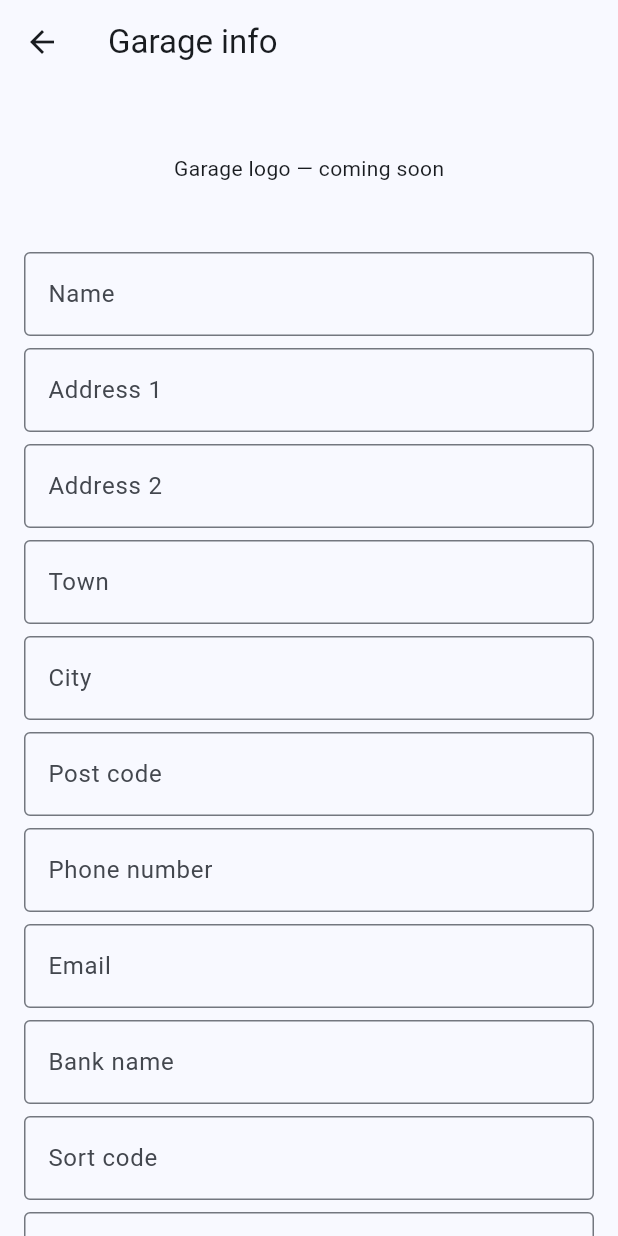
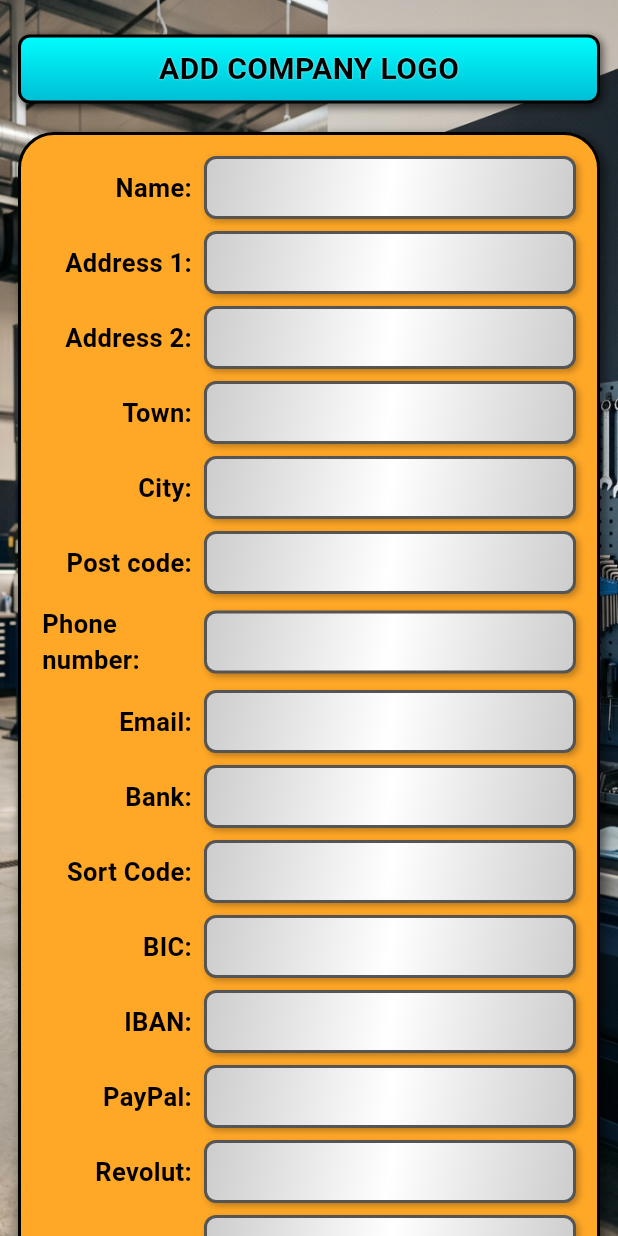
Before and after one commit to robkemazas/pgm, a Flutter app: the GarageInfoScreen screen opened directly, on a phone screen of 412 x 824 dp. Run offline on Flutter 3.47's test engine with Material 3 defaults, Android fonts, the phone set to English and light mode, and no system bars; our stand-ins replace drift, drift_flutter; accounts and stored records are empty; generated files the repository leaves out were written again.

Commit message:
Style Garage Info screen to match Android layout

```diff
--- a/lib/screens/garage_info_screen.dart
+++ b/lib/screens/garage_info_screen.dart
@@ -24,8 +24,8 @@ class _GarageInfoScreenState extends State<GarageInfoScreen> {
     _FieldDef('postCode', 'Post code'),
     _FieldDef('phone', 'Phone number'),
     _FieldDef('email', 'Email'),
-    _FieldDef('bankName', 'Bank name'),
-    _FieldDef('sortCode', 'Sort code'),
+    _FieldDef('bankName', 'Bank'),
+    _FieldDef('sortCode', 'Sort Code'),
     _FieldDef('bic', 'BIC'),
     _FieldDef('iban', 'IBAN'),
     _FieldDef('paypal', 'PayPal'),
@@ -120,76 +120,32 @@ class _GarageInfoScreenState extends State<GarageInfoScreen> {
   @override
   Widget build(BuildContext context) {
     return Scaffold(
-      appBar: AppBar(title: const Text('Garage info')),
-      body: Center(
+      backgroundColor: Colors.transparent,
+      body: Stack(
+        fit: StackFit.expand,
+        children: [
+          Image.asset(
+            'assets/images/garage_workshop.png',
+            fit: BoxFit.cover,
+          ),
+          SafeArea(
+            child: Center(
               child: ConstrainedBox(
                 constraints: const BoxConstraints(maxWidth: 500),
                 child: SingleChildScrollView(
-            padding: const EdgeInsets.all(16),
+                  padding: const EdgeInsets.symmetric(horizontal: 12, vertical: 16),
                   child: Column(
                     children: [
-                const _LogoPlaceholder(),
+                      _buildTopBar(),
+                      const SizedBox(height: 12),
+                      _buildAmberForm(),
+                      const SizedBox(height: 24),
+                      _buildBottomButtons(),
                       const SizedBox(height: 16),
-                ..._fieldDefs.map((f) => _buildField(f)),
-                const SizedBox(height: 8),
-                _buildTaxVatRow(),
-                _buildRegNoField(),
-                const SizedBox(height: 24),
-                Row(
-                  mainAxisAlignment: MainAxisAlignment.spaceEvenly,
-                  children: [
-                    ElevatedButton(
-                      onPressed: _save,
-                      child: const Text('Save'),
-                    ),
-                    ElevatedButton(
-                      onPressed: _clear,
-                      child: const Text('Clear'),
-                    ),
-                  ],
-                ),
-                const SizedBox(height: 24),
                     ],
                   ),
                 ),
               ),
-      ),
-    );
-  }
-
-  Widget _buildField(_FieldDef f) {
-    return Padding(
-      padding: const EdgeInsets.only(bottom: 8),
-      child: TextField(
-        controller: _controllers[f.key],
-        decoration: InputDecoration(
-          labelText: f.label,
-          border: const OutlineInputBorder(),
-        ),
-      ),
-    );
-  }
-
-  Widget _buildTaxVatRow() {
-    return widgets.RadioGroup<String>(
-      groupValue: _regType,
-      onChanged: (v) {
-        if (v != null) setState(() => _regType = v);
-      },
-      child: Row(
-        children: [
-          Expanded(
-            child: ListTile(
-              contentPadding: EdgeInsets.zero,
-              leading: const Radio<String>(value: 'tax'),
-              title: const Text('Tax'),
-            ),
-          ),
-          Expanded(
-            child: ListTile(
-              contentPadding: EdgeInsets.zero,
-              leading: const Radio<String>(value: 'vat'),
-              title: const Text('VAT'),
             ),
           ),
         ],
@@ -197,16 +153,200 @@ class _GarageInfoScreenState extends State<GarageInfoScreen> {
     );
   }
 
-  Widget _buildRegNoField() {
+  Widget _buildTopBar() {
+    return SizedBox(
+      height: 60,
+      child: Stack(
+        children: [
+          Align(
+            alignment: Alignment.centerLeft,
+            child: GestureDetector(
+              onTap: () => Navigator.pop(context),
+              child: Container(
+                width: 50,
+                height: 40,
+                decoration: _metallicDecoration(radius: 8),
+                child: const Icon(Icons.arrow_back, color: Colors.black),
+              ),
+            ),
+          ),
+          Center(
+            child: GestureDetector(
+              onTap: () {
+                ScaffoldMessenger.of(context).showSnackBar(
+                  const SnackBar(content: Text('Logo picker not implemented yet')),
+                );
+              },
+              child: Container(
+                height: 46,
+                padding: const EdgeInsets.symmetric(horizontal: 16),
+                decoration: _cyanDecoration(),
+                child: const Center(
+                  child: Text(
+                    'ADD COMPANY LOGO',
+                    style: TextStyle(
+                      color: Colors.black,
+                      fontSize: 20,
+                      fontWeight: FontWeight.bold,
+                      shadows: [Shadow(color: Colors.white70, blurRadius: 1)],
+                    ),
+                  ),
+                ),
+              ),
+            ),
+          ),
+        ],
+      ),
+    );
+  }
+
+  Widget _buildAmberForm() {
+    return Container(
+      width: double.infinity,
+      padding: const EdgeInsets.all(14),
+      decoration: BoxDecoration(
+        color: const Color(0xFFFFA726),
+        borderRadius: BorderRadius.circular(24),
+        border: Border.all(color: Colors.black, width: 2),
+        boxShadow: const [
+          BoxShadow(color: Colors.black54, blurRadius: 6, offset: Offset(3, 3)),
+        ],
+      ),
+      child: Column(
+        crossAxisAlignment: CrossAxisAlignment.stretch,
+        children: [
+          ..._fieldDefs.map((f) => _buildInfoRow(f.label, _controllers[f.key]!)),
+          widgets.RadioGroup<String>(
+            groupValue: _regType,
+            onChanged: (v) {
+              if (v != null) setState(() => _regType = v);
+            },
+            child: Column(
+              children: [
+                _buildRadioRow('VAT reg. no.', 'vat'),
+                _buildRadioRow('TAX reg. no.', 'tax'),
+              ],
+            ),
+          ),
+        ],
+      ),
+    );
+  }
+
+  Widget _buildInfoRow(String label, TextEditingController controller) {
     return Padding(
       padding: const EdgeInsets.only(bottom: 8),
-      child: TextField(
-        controller: _regNo,
-        decoration: InputDecoration(
-          labelText: _regType == 'tax' ? 'Tax reg no' : 'VAT reg no',
-          border: const OutlineInputBorder(),
+      child: Row(
+        children: [
+          SizedBox(
+            width: 100,
+            child: Align(
+              alignment: Alignment.centerRight,
+              child: Text(
+                '$label:',
+                style: const TextStyle(
+                  color: Colors.black,
+                  fontSize: 17,
+                  fontWeight: FontWeight.bold,
                 ),
               ),
+            ),
+          ),
+          const SizedBox(width: 8),
+          Expanded(child: _buildSilverTextField(controller)),
+        ],
+      ),
+    );
+  }
+
+  Widget _buildSilverTextField(TextEditingController controller) {
+    return Container(
+      height: 42,
+      decoration: _silverDecoration(),
+      child: TextField(
+        controller: controller,
+        style: const TextStyle(color: Colors.black, fontSize: 17),
+        decoration: const InputDecoration(
+          border: InputBorder.none,
+          contentPadding: EdgeInsets.symmetric(horizontal: 8, vertical: 10),
+        ),
+      ),
+    );
+  }
+
+  Widget _buildRadioRow(String label, String value) {
+    final selected = value == _regType;
+    return Padding(
+      padding: const EdgeInsets.only(bottom: 8),
+      child: Row(
+        children: [
+          Radio<String>(
+            value: value,
+            activeColor: Colors.red,
+          ),
+          const SizedBox(width: 4),
+          Text(
+            '$label:',
+            style: const TextStyle(
+              color: Colors.black,
+              fontSize: 17,
+              fontWeight: FontWeight.bold,
+            ),
+          ),
+          const SizedBox(width: 8),
+          Expanded(
+            child: selected
+                ? _buildSilverTextField(_regNo)
+                : const SizedBox.shrink(),
+          ),
+        ],
+      ),
+    );
+  }
+
+  Widget _buildBottomButtons() {
+    return Row(
+      mainAxisAlignment: MainAxisAlignment.spaceEvenly,
+      children: [
+        GestureDetector(
+          onTap: _clear,
+          child: Container(
+            width: 130,
+            height: 55,
+            decoration: _metallicDecoration(),
+            child: const Center(
+              child: Text(
+                'CLEAR',
+                style: TextStyle(
+                  color: Colors.red,
+                  fontSize: 20,
+                  fontWeight: FontWeight.bold,
+                  shadows: [Shadow(color: Colors.white70, blurRadius: 1)],
+                ),
+              ),
+            ),
+          ),
+        ),
+        GestureDetector(
+          onTap: _save,
+          child: Container(
+            width: 130,
+            height: 55,
+            decoration: _metallicDecoration(),
+            child: const Center(
+              child: Text(
+                'SUBMIT',
+                style: TextStyle(
+                  color: Colors.black,
+                  fontSize: 20,
+                  fontWeight: FontWeight.bold,
+                  shadows: [Shadow(color: Colors.white70, blurRadius: 1)],
+                ),
+              ),
+            ),
+          ),
+        ),
+      ],
     );
   }
 }
@@ -217,14 +357,58 @@ class _FieldDef {
   const _FieldDef(this.key, this.label);
 }
 
-class _LogoPlaceholder extends StatelessWidget {
-  const _LogoPlaceholder();
-
-  @override
-  Widget build(BuildContext context) {
-    return const SizedBox(
-      height: 80,
-      child: Center(child: Text('Garage logo — coming soon')),
+BoxDecoration _metallicDecoration({double radius = 12}) {
+  return BoxDecoration(
+    borderRadius: BorderRadius.circular(radius),
+    gradient: const LinearGradient(
+      begin: Alignment.topLeft,
+      end: Alignment.bottomRight,
+      colors: [
+        Color(0xFFB0B0B0),
+        Color(0xFFE8E8E8),
+        Color(0xFF999999),
+        Color(0xFF666666),
+      ],
+      stops: [0.0, 0.35, 0.65, 1.0],
+    ),
+    border: Border.all(color: const Color(0xFF444444), width: 2),
+    boxShadow: const [
+      BoxShadow(color: Colors.black54, blurRadius: 6, offset: Offset(3, 3)),
+    ],
   );
 }
+
+BoxDecoration _silverDecoration() {
+  return BoxDecoration(
+    borderRadius: BorderRadius.circular(8),
+    gradient: const LinearGradient(
+      begin: Alignment.topLeft,
+      end: Alignment.bottomRight,
+      colors: [
+        Color(0xFFCCCCCC),
+        Color(0xFFFFFFFF),
+        Color(0xFFCCCCCC),
+      ],
+      stops: [0.0, 0.5, 1.0],
+    ),
+    border: Border.all(color: Color(0xFF555555), width: 2),
+    boxShadow: const [
+      BoxShadow(color: Colors.black26, blurRadius: 3, offset: Offset(2, 2)),
+    ],
+  );
 }
+
+BoxDecoration _cyanDecoration() {
+  return BoxDecoration(
+    borderRadius: BorderRadius.circular(8),
+    gradient: const LinearGradient(
+      begin: Alignment.topCenter,
+      end: Alignment.bottomCenter,
+      colors: [Color(0xFF00FFFF), Color(0xFF00BCD4)],
+    ),
+    border: Border.all(color: Colors.black, width: 2),
+    boxShadow: const [
+      BoxShadow(color: Colors.black54, blurRadius: 4, offset: Offset(2, 2)),
+    ],
+  );
+}
```
Lines whose indentation alone changed are shown as unchanged.
